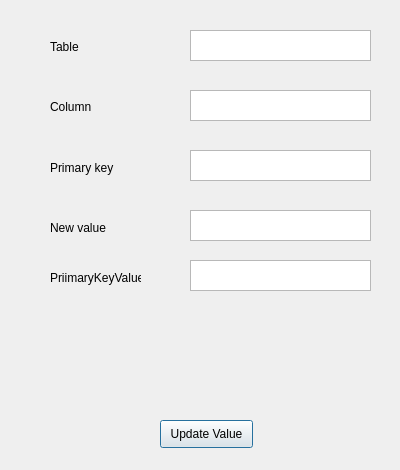
Above: UpdateDialog.ui from chursinov/MySQLInterface before the change. Below: the same form after it.
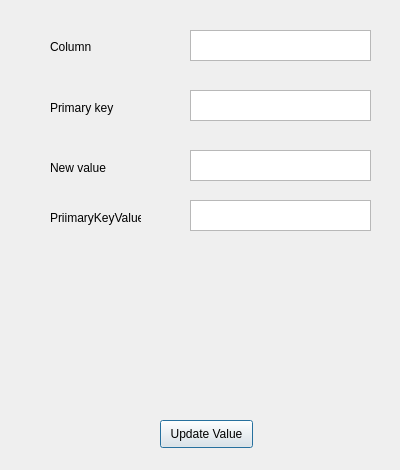
That is the form after the change.

Commit message: Added link for Find_by_filter button

Diff of the .ui file:
```diff
--- a/UpdateDialog.ui
+++ b/UpdateDialog.ui
@@ -17,36 +17,13 @@
    <property name="geometry">
     <rect>
      <x>190</x>
-     <y>90</y>
-     <width>181</width>
-     <height>31</height>
-    </rect>
-   </property>
-  </widget>
-  <widget class="QLabel" name="label">
-   <property name="geometry">
-    <rect>
-     <x>50</x>
-     <y>100</y>
-     <width>47</width>
-     <height>13</height>
-    </rect>
-   </property>
-   <property name="text">
-    <string>Column</string>
-   </property>
-  </widget>
-  <widget class="QTextEdit" name="Table">
-   <property name="geometry">
-    <rect>
-     <x>190</x>
      <y>30</y>
      <width>181</width>
      <height>31</height>
     </rect>
    </property>
   </widget>
-  <widget class="QLabel" name="label_2">
+  <widget class="QLabel" name="label">
    <property name="geometry">
     <rect>
      <x>50</x>
@@ -56,14 +33,14 @@
     </rect>
    </property>
    <property name="text">
-    <string>Table</string>
+    <string>Column</string>
    </property>
   </widget>
   <widget class="QTextEdit" name="PrimaryKey">
    <property name="geometry">
     <rect>
      <x>190</x>
-     <y>150</y>
+     <y>90</y>
      <width>181</width>
      <height>31</height>
     </rect>
@@ -73,7 +50,7 @@
    <property name="geometry">
     <rect>
      <x>50</x>
-     <y>160</y>
+     <y>100</y>
      <width>71</width>
      <height>16</height>
     </rect>
@@ -86,7 +63,7 @@
    <property name="geometry">
     <rect>
      <x>190</x>
-     <y>210</y>
+     <y>150</y>
      <width>181</width>
      <height>31</height>
     </rect>
@@ -96,7 +73,7 @@
    <property name="geometry">
     <rect>
      <x>50</x>
-     <y>220</y>
+     <y>160</y>
      <width>71</width>
      <height>16</height>
     </rect>
@@ -122,7 +99,7 @@
    <property name="geometry">
     <rect>
      <x>190</x>
-     <y>260</y>
+     <y>200</y>
      <width>181</width>
      <height>31</height>
     </rect>
@@ -132,7 +109,7 @@
    <property name="geometry">
     <rect>
      <x>50</x>
-     <y>270</y>
+     <y>210</y>
      <width>91</width>
      <height>16</height>
     </rect>
```
The commit also changes 5 other files.
